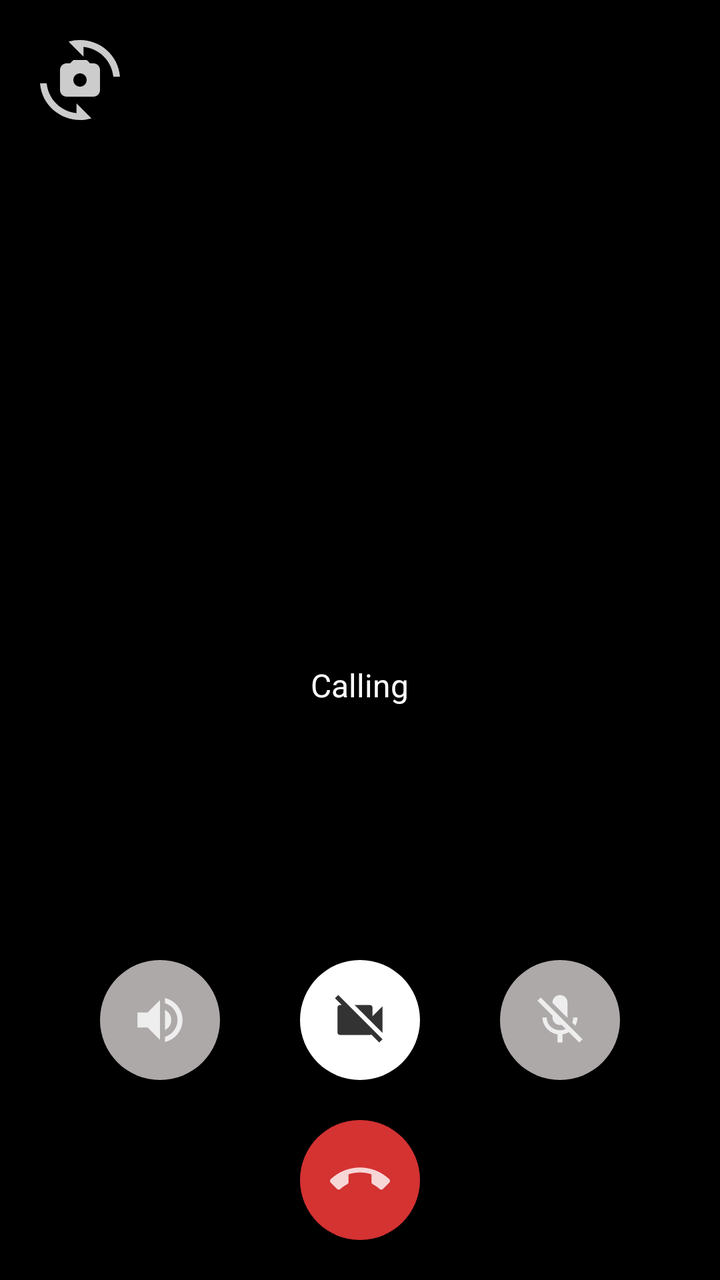
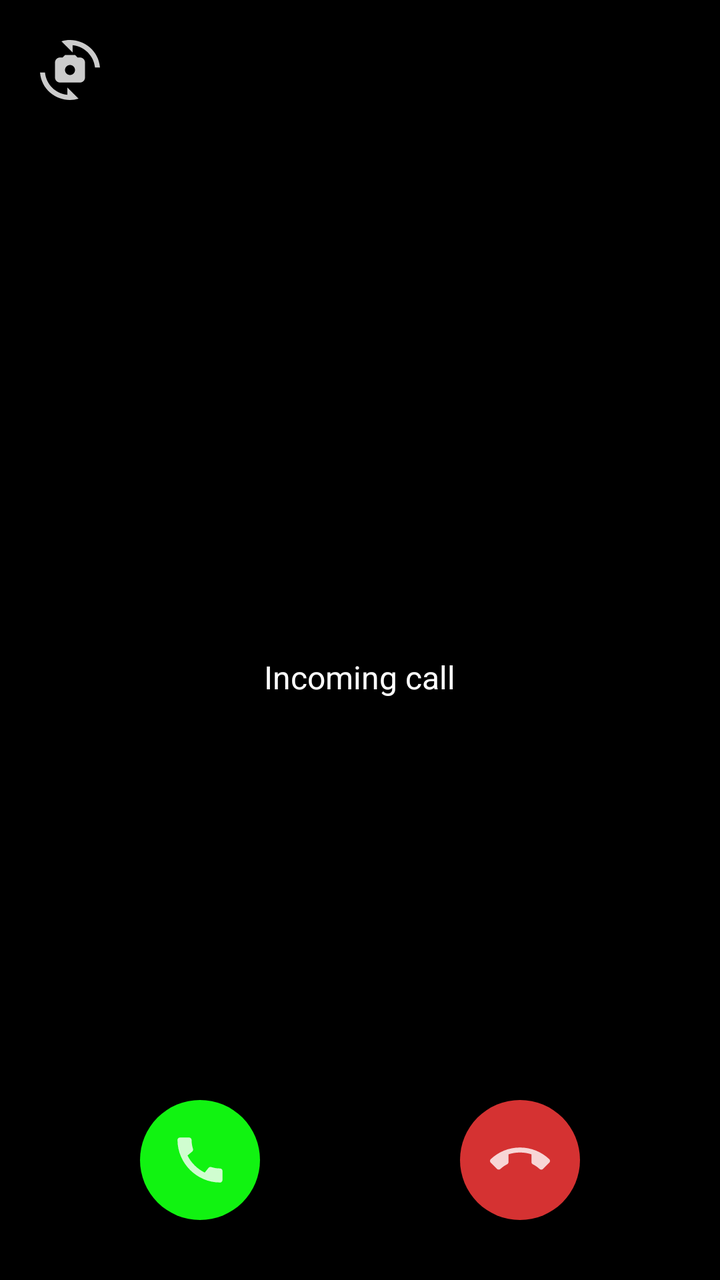

An Android layout rendered at two revisions. The XML below is the earlier revision; the diff shows what the commit changed to produce the second picture.
<!-- AndroidManifest.xml: application theme Theme.KotlinOneToOneCallSample -->
<!-- res/layout/activity_call.xml -->
<?xml version="1.0" encoding="utf-8"?>
<RelativeLayout xmlns:android="http://schemas.android.com/apk/res/android"
    android:layout_width="match_parent"
    android:layout_height="match_parent"
    android:background="#000000"
    android:gravity="center_horizontal">

    <FrameLayout
        android:id="@+id/v_remote"
        android:layout_width="match_parent"
        android:layout_height="match_parent" />

    <FrameLayout
        android:id="@+id/v_local"
        android:layout_width="80dp"
        android:layout_height="120dp"
        android:layout_alignParentEnd="true"
        android:layout_alignParentRight="true"
        android:layout_margin="20dp" />

    <ImageButton
        android:id="@+id/btn_switch"
        android:layout_width="40dp"
        android:layout_height="40dp"
        android:layout_margin="20dp"
        android:background="@drawable/ic_switch" />

    <LinearLayout
        android:layout_width="wrap_content"
        android:layout_height="wrap_content"
        android:layout_centerInParent="true"
        android:gravity="center"
        android:orientation="vertical">

        <TextView
            android:id="@+id/tv_name"
            android:layout_width="wrap_content"
            android:layout_height="wrap_content"
            android:textColor="#ffffff"
            android:textSize="30sp" />

        <TextView
            android:id="@+id/tv_state"
            android:layout_width="wrap_content"
            android:layout_height="wrap_content"
            android:layout_marginTop="5dp"
            android:text="Calling"
            android:textColor="#ffffff"
            android:textSize="16sp" />
    </LinearLayout>

    <LinearLayout
        android:layout_width="match_parent"
        android:layout_height="wrap_content"
        android:layout_alignParentBottom="true"
        android:gravity="center_horizontal"
        android:orientation="vertical">

        <LinearLayout
            android:id="@+id/v_control"
            android:layout_width="wrap_content"
            android:layout_height="wrap_content">

            <ImageButton
                android:id="@+id/btn_speaker"
                android:layout_width="wrap_content"
                android:layout_height="wrap_content"
                android:background="@drawable/btn_speaker_off" />

            <ImageButton
                android:id="@+id/btn_video"
                android:layout_width="wrap_content"
                android:layout_height="wrap_content"
                android:layout_marginLeft="40dp"
                android:background="@drawable/btn_video_off" />

            <ImageButton
                android:id="@+id/btn_mute"
                android:layout_width="wrap_content"
                android:layout_height="wrap_content"
                android:layout_marginLeft="40dp"
                android:background="@drawable/btn_mic" />
        </LinearLayout>

        <LinearLayout
            android:layout_width="match_parent"
            android:layout_height="wrap_content"
            android:layout_margin="20dp">

            <LinearLayout
                android:id="@+id/v_answer"
                android:layout_width="match_parent"
                android:layout_height="wrap_content"
                android:layout_weight="1"
                android:gravity="center"
                android:visibility="gone">

                <ImageButton
                    android:id="@+id/btn_answer"
                    android:layout_width="wrap_content"
                    android:layout_height="wrap_content"
                    android:background="@drawable/btn_answer_call_selector" />
            </LinearLayout>


            <LinearLayout
                android:layout_width="match_parent"
                android:layout_height="wrap_content"
                android:layout_weight="1"
                android:gravity="center">

                <ImageButton
                    android:id="@+id/btn_end"
                    android:layout_width="wrap_content"
                    android:layout_height="wrap_content"
                    android:background="@drawable/btn_end_call_selector" />
            </LinearLayout>

        </LinearLayout>
    </LinearLayout>
</RelativeLayout>
<!-- resources referenced by this layout -->
<resources>
  <!-- drawable btn_end_call_selector (drawable) -->
  <?xml version="1.0" encoding="utf-8"?>
  <selector xmlns:android="http://schemas.android.com/apk/res/android">
      <item android:drawable="@drawable/bg_btn_end_call_selected" android:state_focused="true" />
      <item android:drawable="@drawable/bg_btn_end_call_selected" android:state_selected="true" />
      <item android:drawable="@drawable/bg_btn_end_call_selected" android:state_pressed="true" />
      <item android:drawable="@drawable/bg_btn_end_call" />
  
  </selector>
  <!-- drawable btn_mic (drawable) -->
  <?xml version="1.0" encoding="utf-8"?>
  <layer-list xmlns:android="http://schemas.android.com/apk/res/android">
      <item
          android:width="60dp"
          android:height="60dp">
          <shape android:shape="oval">
              <solid android:color="@color/greyLight" />
          </shape>
      </item>
      <item
          android:width="30dp"
          android:height="30dp"
          android:drawable="@drawable/ic_mic"
          android:gravity="center" />
  </layer-list>
  <!-- drawable btn_speaker_off (drawable) -->
  <?xml version="1.0" encoding="utf-8"?>
  <layer-list xmlns:android="http://schemas.android.com/apk/res/android">
      <item
          android:width="60dp"
          android:height="60dp">
          <shape android:shape="oval">
              <solid android:color="@color/greyLight" />
          </shape>
      </item>
      <item
          android:width="30dp"
          android:height="30dp"
          android:drawable="@drawable/ic_speaker_off"
          android:gravity="center" />
  </layer-list>
  <!-- drawable btn_video_off (drawable) -->
  <?xml version="1.0" encoding="utf-8"?>
  <layer-list xmlns:android="http://schemas.android.com/apk/res/android">
      <item
          android:width="60dp"
          android:height="60dp">
          <shape android:shape="oval">
              <solid android:color="@color/white" />
          </shape>
      </item>
      <item
          android:width="30dp"
          android:height="30dp"
          android:drawable="@drawable/ic_video_off"
          android:gravity="center" />
  </layer-list>
  <style name="Theme.KotlinOneToOneCallSample" parent="Theme.AppCompat.Light.DarkActionBar">
          
          <item name="colorPrimary">@color/colorPrimary</item>
          <item name="colorPrimaryDark">@color/colorPrimaryDark</item>
          <item name="colorAccent">@color/colorAccent</item>
          
      </style>
  <!-- drawable bg_btn_end_call_selected (drawable) -->
  <?xml version="1.0" encoding="utf-8"?>
  <layer-list xmlns:android="http://schemas.android.com/apk/res/android">
      <item
          android:width="60dp"
          android:height="60dp">
          <shape android:shape="oval">
              <solid android:color="@color/redDark" />
          </shape>
      </item>
      <item
          android:width="30dp"
          android:height="30dp"
          android:drawable="@drawable/ic_end_call"
          android:gravity="center" />
  </layer-list>
  <!-- drawable bg_btn_end_call (drawable) -->
  <?xml version="1.0" encoding="utf-8"?>
  <layer-list xmlns:android="http://schemas.android.com/apk/res/android">
      <item
          android:width="60dp"
          android:height="60dp">
          <shape android:shape="oval">
              <solid android:color="@color/redLight" />
          </shape>
      </item>
      <item
          android:width="30dp"
          android:height="30dp"
          android:drawable="@drawable/ic_end_call"
          android:gravity="center" />
  </layer-list>
  <color name="greyLight">#ADA9A9</color>
  <color name="white">#FFFFFFFF</color>
  <color name="colorPrimary">#3F51B5</color>
  <color name="colorPrimaryDark">#303F9F</color>
  <color name="colorAccent">#FF4081</color>
  <color name="greenDark">#0EC20E</color>
  <color name="greenLight">#11F311</color>
  <color name="redDark">#952323</color>
  <color name="redLight">#D53232</color>
  <!-- unchanged entries left out for length: 9 -->
</resources>

<!-- the commit's change to res/layout/activity_call.xml (unified diff, before → after) -->
@@ -2,8 +2,9 @@
 <RelativeLayout xmlns:android="http://schemas.android.com/apk/res/android"
     android:layout_width="match_parent"
     android:layout_height="match_parent"
-    android:background="#000000"
-    android:gravity="center_horizontal">
+    android:background="@android:color/black"
+    android:gravity="center_horizontal"
+    android:orientation="vertical">
 
     <FrameLayout
         android:id="@+id/v_remote"
@@ -14,14 +15,13 @@
         android:id="@+id/v_local"
         android:layout_width="80dp"
         android:layout_height="120dp"
-        android:layout_alignParentEnd="true"
         android:layout_alignParentRight="true"
         android:layout_margin="20dp" />
 
     <ImageButton
         android:id="@+id/btn_switch"
-        android:layout_width="40dp"
-        android:layout_height="40dp"
+        android:layout_width="30dp"
+        android:layout_height="30dp"
         android:layout_margin="20dp"
         android:background="@drawable/ic_switch" />
 
@@ -37,14 +37,14 @@
             android:layout_width="wrap_content"
             android:layout_height="wrap_content"
             android:textColor="#ffffff"
-            android:textSize="30sp" />
+            android:textSize="24sp" />
 
         <TextView
             android:id="@+id/tv_state"
             android:layout_width="wrap_content"
             android:layout_height="wrap_content"
             android:layout_marginTop="5dp"
-            android:text="Calling"
+            android:text="Incoming call"
             android:textColor="#ffffff"
             android:textSize="16sp" />
     </LinearLayout>
@@ -53,13 +53,15 @@
         android:layout_width="match_parent"
         android:layout_height="wrap_content"
         android:layout_alignParentBottom="true"
-        android:gravity="center_horizontal"
+        android:layout_marginBottom="10dp"
+        android:gravity="center"
         android:orientation="vertical">
 
         <LinearLayout
             android:id="@+id/v_control"
             android:layout_width="wrap_content"
-            android:layout_height="wrap_content">
+            android:layout_height="wrap_content"
+            android:visibility="gone">
 
             <ImageButton
                 android:id="@+id/btn_speaker"
@@ -80,42 +82,37 @@
                 android:layout_height="wrap_content"
                 android:layout_marginLeft="40dp"
                 android:background="@drawable/btn_mic" />
+
         </LinearLayout>
 
         <LinearLayout
-            android:layout_width="match_parent"
+            android:id="@+id/v_incoming"
+            android:layout_width="wrap_content"
             android:layout_height="wrap_content"
-            android:layout_margin="20dp">
+            android:layout_marginTop="20dp"
+            android:layout_marginBottom="20dp">
 
-            <LinearLayout
-                android:id="@+id/v_answer"
-                android:layout_width="match_parent"
+            <ImageButton
+                android:id="@+id/btn_answer"
+                android:layout_width="wrap_content"
                 android:layout_height="wrap_content"
-                android:layout_weight="1"
-                android:gravity="center"
-                android:visibility="gone">
+                android:layout_marginRight="100dp"
+                android:background="@drawable/btn_answer_call_selector" />
 
-                <ImageButton
-                    android:id="@+id/btn_answer"
-                    android:layout_width="wrap_content"
-                    android:layout_height="wrap_content"
-                    android:background="@drawable/btn_answer_call_selector" />
-            </LinearLayout>
+            <ImageButton
+                android:id="@+id/btn_reject"
+                android:layout_width="wrap_content"
+                android:layout_height="wrap_content"
+                android:background="@drawable/btn_end_call_selector" />
+        </LinearLayout>
 
-
-            <LinearLayout
-                android:layout_width="match_parent"
-                android:layout_height="wrap_content"
-                android:layout_weight="1"
-                android:gravity="center">
-
-                <ImageButton
-                    android:id="@+id/btn_end"
-                    android:layout_width="wrap_content"
-                    android:layout_height="wrap_content"
-                    android:background="@drawable/btn_end_call_selector" />
-            </LinearLayout>
-
-        </LinearLayout>
+        <ImageButton
+            android:id="@+id/btn_end"
+            android:layout_width="wrap_content"
+            android:layout_height="wrap_content"
+            android:layout_marginTop="20dp"
+            android:layout_marginBottom="20dp"
+            android:background="@drawable/btn_end_call_selector"
+            android:visibility="gone" />
     </LinearLayout>
 </RelativeLayout>
